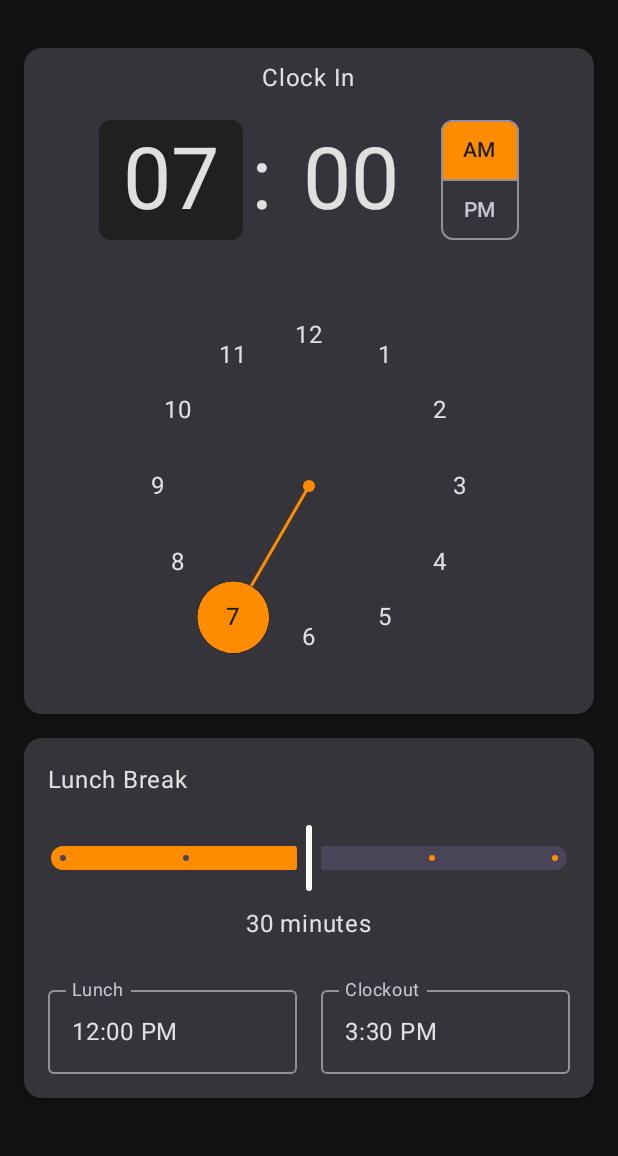
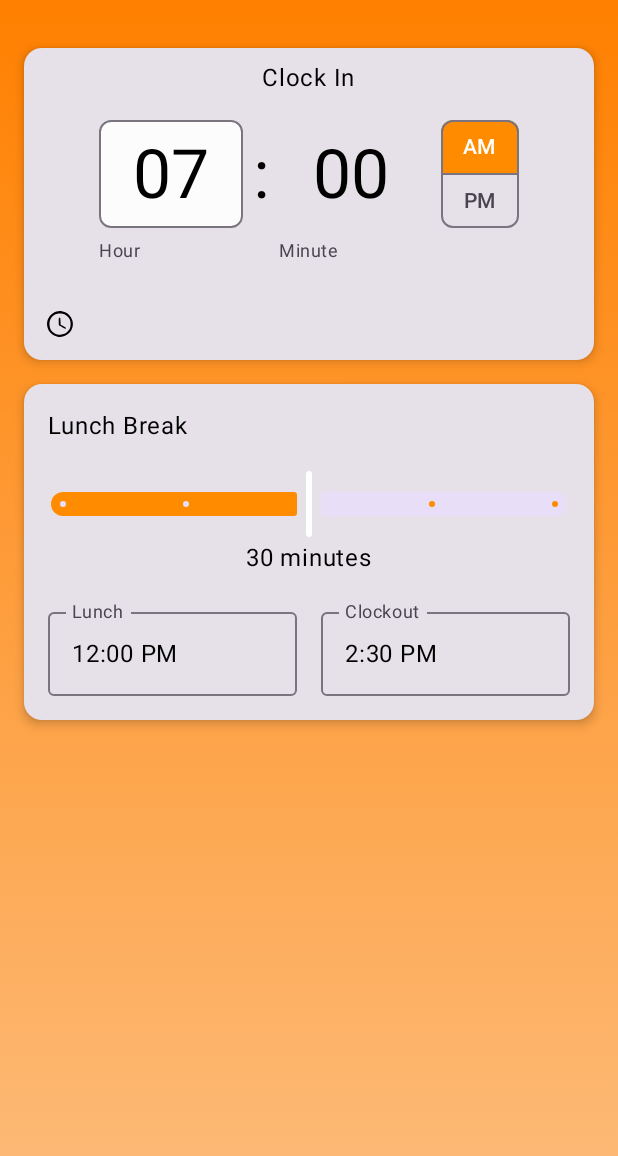
Before and after one commit to kyle-ce/clock-out-mobile, an Android app built with Jetpack Compose: the screen it shows after launch (MainActivity), on a phone screen of 412 x 824 dp. Shown: the top 1156 px of the screen. Run offline under Robolectric (Android 15) with nearby library versions, the phone set to English and light mode, and no system bars.

Commit message:
add icon

```diff
--- a/app/build.gradle.kts
+++ b/app/build.gradle.kts
@@ -1,3 +1,4 @@
+
 plugins {
     alias(libs.plugins.android.application)
     alias(libs.plugins.jetbrains.kotlin.android)
@@ -59,6 +60,7 @@ dependencies {
     implementation(libs.androidx.ui.graphics)
     implementation(libs.androidx.ui.tooling.preview)
     implementation(libs.androidx.material3)
+    implementation (libs.threetenabp)
     testImplementation(libs.junit)
     androidTestImplementation(libs.androidx.junit)
     androidTestImplementation(libs.androidx.espresso.core)
@@ -66,4 +68,6 @@ dependencies {
     androidTestImplementation(libs.androidx.ui.test.junit4)
     debugImplementation(libs.androidx.ui.tooling)
     debugImplementation(libs.androidx.ui.test.manifest)
+
+
 }
--- a/app/src/main/java/com/example/clockout/MainActivity.kt
+++ b/app/src/main/java/com/example/clockout/MainActivity.kt
@@ -3,10 +3,15 @@ package com.example.clockout
 import android.os.Bundle
 import androidx.activity.ComponentActivity
 import androidx.activity.compose.setContent
+import androidx.compose.foundation.background
 import androidx.compose.foundation.layout.fillMaxSize
 import androidx.compose.foundation.layout.padding
 import androidx.compose.material3.Scaffold
+import androidx.compose.runtime.Composable
 import androidx.compose.ui.Modifier
+import androidx.compose.ui.graphics.Brush
+import androidx.compose.ui.graphics.Color
+import androidx.compose.ui.tooling.preview.Preview
 import com.example.clockout.ui.App
 import com.example.clockout.ui.theme.ClockoutTheme
 
@@ -14,11 +19,46 @@ class MainActivity : ComponentActivity() {
     override fun onCreate(savedInstanceState: Bundle?) {
         super.onCreate(savedInstanceState)
         setContent {
-            ClockoutTheme(darkTheme = !false) {
-                Scaffold(modifier = Modifier.fillMaxSize()) { innerPadding ->
+            ClockoutTheme {
+                Scaffold(
+                    modifier = Modifier
+                        .fillMaxSize()
+                        .background(
+                            brush = Brush.verticalGradient(
+                                colors = listOf(
+                                    Color(0xFFFF8000).copy(alpha = 1f),// Light orange with 50% opacity
+                                    Color(0xFFFF8000).copy(alpha = 0.5f), // Light orange
+                                )
+
+                            )
+                        )
+                ) { innerPadding ->
                     App(modifier = Modifier.padding(innerPadding))
                 }
             }
         }
     }
 }
+
+@Preview(showBackground = true)
+@Composable
+fun AppPreview() {
+    ClockoutTheme {
+        Scaffold(
+            modifier = Modifier
+                .fillMaxSize()
+                .background(
+                    brush = Brush.verticalGradient(
+                        colors = listOf(
+                            Color(0xFFFF8000).copy(alpha = 1f),// Light orange with 50% opacity
+                            Color(0xFFFF8000).copy(alpha = 0.5f), // Light orange
+                        )
+
+                    )
+                )
+        ) { innerPadding ->
+            App(modifier = Modifier.padding(innerPadding))
+        }
+    }
+
+}
--- a/app/src/main/java/com/example/clockout/ui/App.kt
+++ b/app/src/main/java/com/example/clockout/ui/App.kt
@@ -1,5 +1,6 @@
 package com.example.clockout.ui
 
+import android.util.Log
 import androidx.compose.foundation.background
 import androidx.compose.foundation.layout.Column
 import androidx.compose.foundation.layout.Row
@@ -7,20 +8,27 @@ import androidx.compose.foundation.layout.Spacer
 import androidx.compose.foundation.layout.fillMaxSize
 import androidx.compose.foundation.layout.fillMaxWidth
 import androidx.compose.foundation.layout.padding
+import androidx.compose.foundation.layout.size
 import androidx.compose.foundation.layout.width
 import androidx.compose.foundation.text.KeyboardOptions
 import androidx.compose.material3.Card
 import androidx.compose.material3.CardDefaults
 import androidx.compose.material3.ExperimentalMaterial3Api
+import androidx.compose.material3.Icon
+import androidx.compose.material3.IconButton
 import androidx.compose.material3.MaterialTheme
 import androidx.compose.material3.OutlinedTextField
 import androidx.compose.material3.Scaffold
 import androidx.compose.material3.Slider
 import androidx.compose.material3.SliderDefaults
 import androidx.compose.material3.Text
+import androidx.compose.material3.TimeInput
 import androidx.compose.material3.TimePicker
 import androidx.compose.material3.TimePickerState
 import androidx.compose.runtime.Composable
+import androidx.compose.runtime.LaunchedEffect
+import androidx.compose.runtime.MutableState
+import androidx.compose.runtime.derivedStateOf
 import androidx.compose.runtime.getValue
 import androidx.compose.runtime.mutableStateOf
 import androidx.compose.runtime.remember
@@ -28,28 +36,50 @@ import androidx.compose.runtime.setValue
 import androidx.compose.ui.Alignment
 import androidx.compose.ui.Modifier
 import androidx.compose.ui.graphics.Color
+import androidx.compose.ui.res.painterResource
 import androidx.compose.ui.semantics.contentDescription
 import androidx.compose.ui.semantics.semantics
 import androidx.compose.ui.text.input.KeyboardType
 import androidx.compose.ui.tooling.preview.Preview
 import androidx.compose.ui.unit.dp
+import com.example.clockout.R
 import com.example.clockout.ui.theme.ClockoutTheme
-import com.example.clockout.ui.theme.Teal
+import org.threeten.bp.Duration
+import org.threeten.bp.LocalTime
+import org.threeten.bp.format.DateTimeFormatter
 
+
+// TODO: update this to mutable state when designs come
+const val TOTAL_HRS = 7
 @OptIn(ExperimentalMaterial3Api::class)
 @Composable
 fun App(modifier: Modifier = Modifier) {
     val clockInTime by remember { mutableStateOf(TimePickerState(7, 0, false)) }
     var lunchBreak by remember { mutableStateOf(30f) }
-    val lunchTime = calculateLunchTime(clockInTime)
-    val clockOutTime = calculateClockOutTime(clockInTime, lunchBreak)
+    // Recalculate lunchTime and clockOutTime whenever clockInTime or lunchBreak changes
+    val lunchTime by remember {
+        derivedStateOf { calculateLunchTime(clockInTime) }
+    }
+    val clockOutTime by remember {
+        derivedStateOf { calculateClockOutTime(clockInTime, lunchBreak) }
+    }
 
+    val toggleState = remember {
+        mutableStateOf(false)
+    }
+//
+//    // Log values when clockInTime or lunchBreak changes
+//    LaunchedEffect(  clockInTime, lunchBreak) {
+//        Log.i("UNIQUETIME", "clockInTime changed to: $clockInTime")
+//        Log.i("UNIQUETIME", "lunchBreak changed to: $lunchBreak")
+//    }
+//
     Column(
         Modifier
             .fillMaxSize()
             .padding(top = 16.dp)
     ) {
-        TimePickerCard("Clock In", clockInTime)
+        TimePickerCard("Clock In", clockInTime, toggleState)
         Card(
             modifier = Modifier.padding(horizontal = 16.dp),
             elevation = CardDefaults.cardElevation(4.dp)
@@ -114,18 +144,21 @@ private fun LunchSlider(title: String, sliderPosition: Float, onvalueChange: (Fl
             text = "${sliderPosition.toInt()} minutes",
             Modifier
                 .align(Alignment.CenterHorizontally)
-                .padding(all = 8.dp)
         )
     }
 }
 
 @OptIn(ExperimentalMaterial3Api::class)
 @Composable
-private fun TimePickerCard(title: String, timePickerState: TimePickerState) {
+private fun TimePickerCard(
+    title: String,
+    timePickerState: TimePickerState,
+    toggleDisplayState: MutableState<Boolean>
+) {
     Card(
         Modifier
             .fillMaxWidth()
-            .padding(all = 16.dp),
+            .padding( all = 16.dp),
 
         elevation = CardDefaults.cardElevation(4.dp),
 
@@ -139,37 +172,84 @@ private fun TimePickerCard(title: String, timePickerState: TimePickerState) {
                     .padding(top = 8.dp)
                     .align(Alignment.CenterHorizontally)
             )
-            TimePicker(
-                state = timePickerState,
+            if (toggleDisplayState.value) {
+                TimePicker(
+                    state = timePickerState,
+                    modifier = Modifier
+                        .padding(top = 16.dp)
+                        .align(Alignment.CenterHorizontally),
+                )
+            } else {
+                TimeInput(
+                    state = timePickerState,
+                    modifier = Modifier
+                        .padding(top = 16.dp)
+                        .align(Alignment.CenterHorizontally),
+                )
+            }
+            IconButton(
                 modifier = Modifier
-                    .padding(top = 16.dp)
-                    .align(Alignment.CenterHorizontally),
-            )
+                    .align(Alignment.Start)
+                    .padding(),
+                onClick = {
+                    toggleDisplayState.value = !toggleDisplayState.value
+                    Log.i("PickerState", "Clock in time: ${calculateTime(timePickerState)} ")
+                },
+            ) {
+                Icon(
+                    painter = if (toggleDisplayState.value) {
+                        painterResource(id = R.drawable.ic_keyboard)
+                    } else {
+                        painterResource(id = R.drawable.ic_time)
+                    },
+                    contentDescription = "Keyboard Icon",
+                    modifier = Modifier.size(36.dp),
+                )
+
+            }
         }
     }
 }
 
 
+// Function to calculate time based on TimePickerState
 @OptIn(ExperimentalMaterial3Api::class)
-@Composable
+fun calculateTime(timePickerState: TimePickerState): String {
+    // Replace this with your actual calculation logic
+    return "${timePickerState.hour}:${timePickerState.minute}"
+}
+
+    @OptIn(ExperimentalMaterial3Api::class)
 private fun calculateClockOutTime(clockInTime: TimePickerState, lunchBreak: Float): String {
-    // Implement your clock out calculation logic here
-    val clockInHour = clockInTime.hour
-    val clockInMinute = clockInTime.minute
-    val totalMinutes = (clockInHour * 60 + clockInMinute + (8 * 60) + lunchBreak.toInt())
-    val clockOutHour = totalMinutes / 60
-    val clockOutMinute = totalMinutes % 60
-    return "${clockOutHour % 12}:${
-        clockOutMinute.toString().padStart(2, '0')
-    } ${if (clockOutHour >= 12) "PM" else "AM"}"
+    // Convert clockInTime to LocalTime
+    val clockInLocalTime = LocalTime.of(clockInTime.hour, clockInTime.minute)
+
+    // Calculate total work hours and lunch break in minutes
+    val totalWorkHours = Duration.ofHours(TOTAL_HRS.toLong())
+    val totalLunchBreak = Duration.ofMinutes(lunchBreak.toLong())
+
+    // Calculate clock out time
+    val clockOutLocalTime = clockInLocalTime.plus(totalWorkHours).plus(totalLunchBreak)
+
+    // Format clockOutLocalTime into 12-hour format with AM/PM
+    val formattedTime = DateTimeFormatter.ofPattern("h:mm a").format(clockOutLocalTime)
+
+    return formattedTime
 }
+
 
 @OptIn(ExperimentalMaterial3Api::class)
 private fun calculateLunchTime(clockInTime: TimePickerState): String {
-    val lunchHour = if (clockInTime.hour + 5 == 12) 12 else (clockInTime.hour + 5) % 12
-    val isPM = (clockInTime.hour + 5 >= 12)
-    val lunchMinute = clockInTime.minute
-    return "${lunchHour}:${lunchMinute.toString().padStart(2, '0')} ${if (isPM) "PM" else "AM"}"
+    // Convert TimePickerState to LocalTime
+    val clockInLocalTime = LocalTime.of(clockInTime.hour, clockInTime.minute)
+
+    // Calculate lunch time (clockInTime + 5 hours)
+    val lunchLocalTime = clockInLocalTime.plusHours(5)
+
+    // Format lunch hour and minute
+    val formattedLunchTime = lunchLocalTime.format(DateTimeFormatter.ofPattern("h:mm a"))
+
+    return formattedLunchTime
 }
 
 @Preview(showBackground = true)
@@ -179,7 +259,6 @@ fun AppPreview() {
         Scaffold(
             modifier = Modifier
                 .fillMaxSize()
-                .background(Color.Blue)
         ) { innerPadding ->
             App(modifier = Modifier.padding(innerPadding))
         }
--- a/app/src/main/java/com/example/clockout/ui/theme/Theme.kt
+++ b/app/src/main/java/com/example/clockout/ui/theme/Theme.kt
@@ -17,10 +17,11 @@ private val LightColorScheme = lightColorScheme(
 // Tertiary: Simple App no need for multiple colors - same as primary for TimePicker
     tertiaryContainer =  DarkOrange,
     onTertiaryContainer = Color.White,
-    background = DarkOrange,
+    background = Color.Transparent,
 // Surface
     surface = Color.White,
     surfaceVariant = Color.White, // Card BG
+    surfaceTint = Color.Gray,
     onSurface = Color.Black,
 )
 
--- /dev/null
+++ b/app/src/main/res/drawable/ic_keyboard.xml
@@ -0,0 +1,10 @@
+<vector xmlns:android="http://schemas.android.com/apk/res/android"
+    android:width="128dp"
+    android:height="128dp"
+    android:viewportWidth="128"
+    android:viewportHeight="128">
+  <path
+      android:pathData="M37.3,43c-3.8,1.6 -4.3,4.2 -4.3,21.3 0,14.7 0.2,16.7 1.9,18.8l1.9,2.4 27.2,-0 27.2,-0 1.9,-2.4c1.7,-2.1 1.9,-4.1 1.9,-19.1 0,-23.5 2.8,-21.4 -29.7,-21.7 -14.2,-0.1 -26.8,0.2 -28,0.7zM49,54.5c0,3.3 -0.2,3.5 -3.5,3.5 -3.3,-0 -3.5,-0.2 -3.5,-3.5 0,-3.3 0.2,-3.5 3.5,-3.5 3.3,-0 3.5,0.2 3.5,3.5zM58,54.5c0,3.3 -0.2,3.5 -3.5,3.5 -3.3,-0 -3.5,-0.2 -3.5,-3.5 0,-3.3 0.2,-3.5 3.5,-3.5 3.3,-0 3.5,0.2 3.5,3.5zM67,54.5c0,3.2 -0.2,3.5 -3,3.5 -2.8,-0 -3,-0.3 -3,-3.5 0,-3.2 0.2,-3.5 3,-3.5 2.8,-0 3,0.3 3,3.5zM77,54.5c0,3.3 -0.2,3.5 -3.5,3.5 -3.3,-0 -3.5,-0.2 -3.5,-3.5 0,-3.3 0.2,-3.5 3.5,-3.5 3.3,-0 3.5,0.2 3.5,3.5zM86,54.5c0,3.3 -0.2,3.5 -3.5,3.5 -3.3,-0 -3.5,-0.2 -3.5,-3.5 0,-3.3 0.2,-3.5 3.5,-3.5 3.3,-0 3.5,0.2 3.5,3.5zM49,64c0,2.8 -0.3,3 -3.5,3 -3.2,-0 -3.5,-0.2 -3.5,-3 0,-2.8 0.3,-3 3.5,-3 3.2,-0 3.5,0.2 3.5,3zM58,64c0,2.8 -0.3,3 -3.5,3 -3.2,-0 -3.5,-0.2 -3.5,-3 0,-2.8 0.3,-3 3.5,-3 3.2,-0 3.5,0.2 3.5,3zM67,64c0,2.7 -0.3,3 -3,3 -2.7,-0 -3,-0.3 -3,-3 0,-2.7 0.3,-3 3,-3 2.7,-0 3,0.3 3,3zM77,64c0,2.8 -0.3,3 -3.5,3 -3.2,-0 -3.5,-0.2 -3.5,-3 0,-2.8 0.3,-3 3.5,-3 3.2,-0 3.5,0.2 3.5,3zM86,64c0,2.8 -0.3,3 -3.5,3 -3.2,-0 -3.5,-0.2 -3.5,-3 0,-2.8 0.3,-3 3.5,-3 3.2,-0 3.5,0.2 3.5,3zM77,76.5l0,3.5 -13,-0 -13,-0 0,-3.5 0,-3.5 13,-0 13,-0 0,3.5z"
+      android:fillColor="#000000"
+      android:strokeColor="#00000000"/>
+</vector>
--- /dev/null
+++ b/app/src/main/res/drawable/ic_time.xml
@@ -0,0 +1,14 @@
+<vector xmlns:android="http://schemas.android.com/apk/res/android"
+    android:width="128dp"
+    android:height="128dp"
+    android:viewportWidth="128"
+    android:viewportHeight="128">
+  <path
+      android:pathData="M56.3,34.4c-3.1,0.8 -7.4,2.9 -10.6,5.4 -21.3,16 -13.6,48.8 12.6,54.2 21,4.3 40,-14.7 35.7,-35.8 -2.7,-12.7 -11.4,-21.5 -23.8,-24.1 -6.3,-1.3 -7.2,-1.3 -13.9,0.3zM74.6,40.9c4.8,2.2 10.6,7.9 12.9,12.8 2.3,4.8 2.2,15.9 -0.1,20.9 -2.3,4.9 -7.9,10.5 -12.8,12.8 -5.6,2.6 -16.2,2.4 -22,-0.5 -9.2,-4.5 -13.6,-11.9 -13.6,-22.4 0.1,-11.1 5.1,-19.4 14.5,-23.6 5.4,-2.5 15.6,-2.5 21.1,-0z"
+      android:fillColor="#000000"
+      android:strokeColor="#00000000"/>
+  <path
+      android:pathData="M61,57.9c0,8.5 0.1,9.1 2.4,10.3 1.4,0.7 5.1,2.8 8.3,4.7 3.4,2 5.9,2.9 6.1,2.3 0.6,-2 0,-2.6 -6.2,-6.2l-6.1,-3.5 -0.3,-8.3c-0.3,-7.4 -0.5,-8.2 -2.2,-8.2 -1.8,-0 -2,0.7 -2,8.9z"
+      android:fillColor="#000000"
+      android:strokeColor="#00000000"/>
+</vector>
```
Also changed, not shown: gradle/libs.versions.toml (+8 -1 lines).
